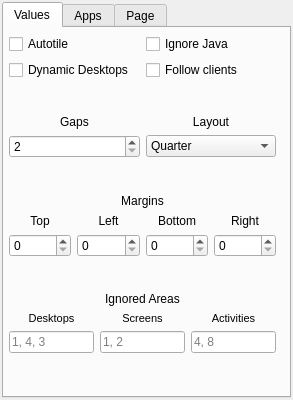
Jazqa/kwin-quarter-tiling, file contents/ui/config.ui: the form before one commit.
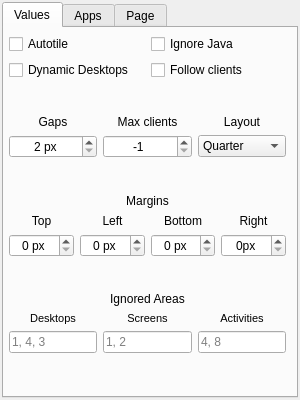
The form after the commit. The open tabs and pages were chosen to show the change.

Commit message: Support custom amount of maxClients and handle ignored screen & desktops

```diff
--- a/contents/ui/config.ui
+++ b/contents/ui/config.ui
@@ -6,7 +6,7 @@
    <rect>
     <x>0</x>
     <y>0</y>
-    <width>293</width>
+    <width>300</width>
     <height>400</height>
    </rect>
   </property>
@@ -18,13 +18,13 @@
   </property>
   <property name="minimumSize">
    <size>
-    <width>293</width>
+    <width>300</width>
     <height>400</height>
    </size>
   </property>
   <property name="maximumSize">
    <size>
-    <width>293</width>
+    <width>300</width>
     <height>400</height>
    </size>
   </property>
@@ -60,7 +60,7 @@
      </property>
      <property name="minimumSize">
       <size>
-       <width>250</width>
+       <width>275</width>
        <height>275</height>
       </size>
      </property>
@@ -91,7 +91,7 @@
         <rect>
          <x>-7</x>
          <y>0</y>
-         <width>291</width>
+         <width>301</width>
          <height>361</height>
         </rect>
        </property>
@@ -171,7 +171,20 @@
              <string>Gaps</string>
             </property>
             <property name="alignment">
-             <set>Qt::AlignBottom|Qt::AlignHCenter</set>
+             <set>Qt::AlignCenter</set>
+            </property>
+           </widget>
+          </item>
+          <item>
+           <widget class="QLabel" name="label">
+            <property name="toolTip">
+             <string>Set to -1 if you want the layout to manage maximum clients</string>
+            </property>
+            <property name="text">
+             <string>Max clients</string>
+            </property>
+            <property name="alignment">
+             <set>Qt::AlignCenter</set>
             </property>
            </widget>
           </item>
@@ -181,7 +194,7 @@
              <string>Layout</string>
             </property>
             <property name="alignment">
-             <set>Qt::AlignBottom|Qt::AlignHCenter</set>
+             <set>Qt::AlignCenter</set>
             </property>
            </widget>
           </item>
@@ -191,6 +204,12 @@
          <layout class="QHBoxLayout" name="horizontalLayout">
           <item>
            <widget class="QSpinBox" name="kcfg_gap">
+            <property name="alignment">
+             <set>Qt::AlignCenter</set>
+            </property>
+            <property name="suffix">
+             <string> px</string>
+            </property>
             <property name="minimum">
              <number>2</number>
             </property>
@@ -202,6 +221,25 @@
             </property>
            </widget>
           </item>
+          <item>
+           <widget class="QSpinBox" name="kcfg_maxClients">
+            <property name="alignment">
+             <set>Qt::AlignCenter</set>
+            </property>
+            <property name="showGroupSeparator" stdset="0">
+             <bool>false</bool>
+            </property>
+            <property name="suffix">
+             <string> </string>
+            </property>
+            <property name="minimum">
+             <number>-1</number>
+            </property>
+            <property name="value">
+             <number>-1</number>
+            </property>
+           </widget>
+          </item>
           <item>
            <widget class="QComboBox" name="kcfg_layout">
             <property name="currentText">
@@ -314,6 +352,12 @@
          <layout class="QHBoxLayout" name="horizontalLayout_7">
           <item>
            <widget class="QSpinBox" name="kcfg_marginTop">
+            <property name="alignment">
+             <set>Qt::AlignCenter</set>
+            </property>
+            <property name="suffix">
+             <string> px</string>
+            </property>
             <property name="minimum">
              <number>0</number>
             </property>
@@ -330,6 +374,12 @@
           </item>
           <item>
            <widget class="QSpinBox" name="kcfg_marginLeft">
+            <property name="alignment">
+             <set>Qt::AlignCenter</set>
+            </property>
+            <property name="suffix">
+             <string> px</string>
+            </property>
             <property name="minimum">
              <number>0</number>
             </property>
@@ -346,6 +396,12 @@
           </item>
           <item>
            <widget class="QSpinBox" name="kcfg_marginBottom">
+            <property name="alignment">
+             <set>Qt::AlignCenter</set>
+            </property>
+            <property name="suffix">
+             <string> px</string>
+            </property>
             <property name="minimum">
              <number>0</number>
             </property>
@@ -362,6 +418,12 @@
           </item>
           <item>
            <widget class="QSpinBox" name="kcfg_marginRight">
+            <property name="alignment">
+             <set>Qt::AlignCenter</set>
+            </property>
+            <property name="suffix">
+             <string>px</string>
+            </property>
             <property name="minimum">
              <number>0</number>
             </property>
```
Left out of the diff: 2 changed lines with no effect on the pictures. The commit also changes 6 other files.
